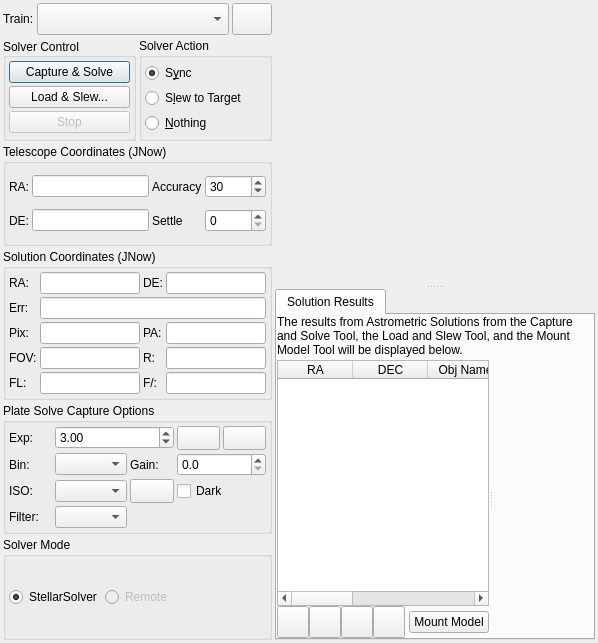
Above: kstars/ekos/align/align.ui from KDE/kstars before the change. Below: the same form after it.
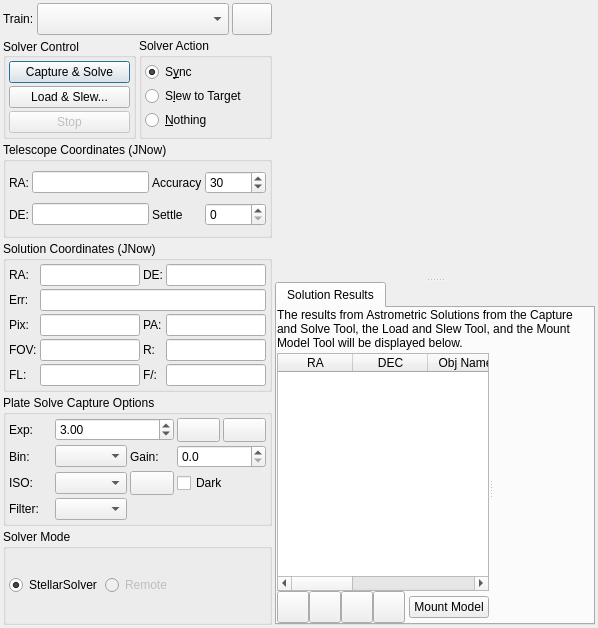
That is the form after the change. Icons and pictures are not drawn. Custom widgets are drawn as their Qt base class.

The edit to the form file:
```diff
--- a/kstars/ekos/align/align.ui
+++ b/kstars/ekos/align/align.ui
@@ -7,7 +7,7 @@
     <x>0</x>
     <y>0</y>
     <width>598</width>
-    <height>643</height>
+    <height>628</height>
    </rect>
   </property>
   <layout class="QHBoxLayout" name="horizontalLayout_2">
@@ -28,6 +28,9 @@
    </property>
    <item>
     <layout class="QVBoxLayout" name="leftLayout">
+     <property name="spacing">
+      <number>3</number>
+     </property>
      <item>
       <layout class="QHBoxLayout" name="trainLayout">
        <property name="spacing">
```
